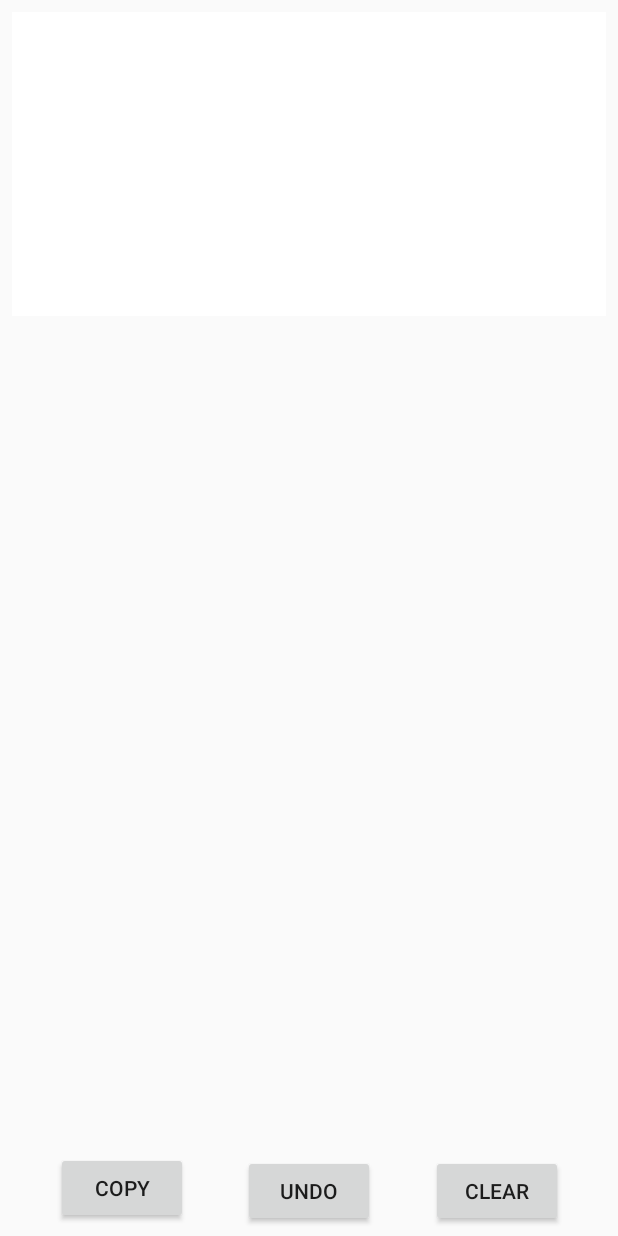
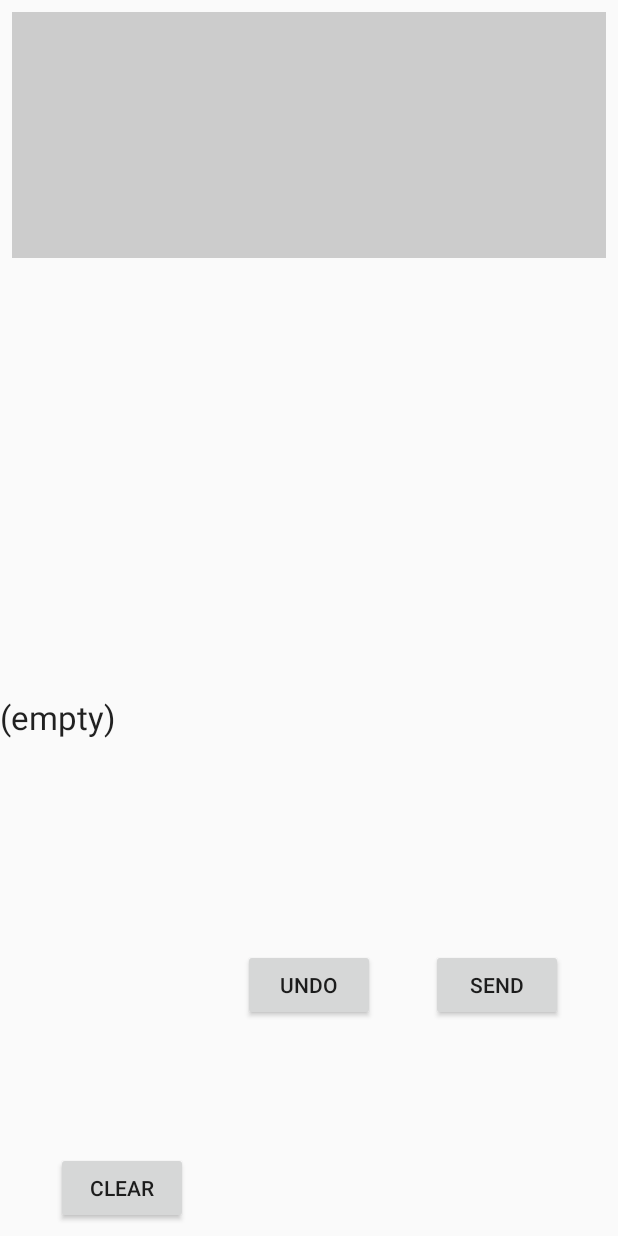
Before and after one commit to karino2/tegashiki, an Android app: the layout dialog_tegashiki.xml on its own in the app's theme, with its tools: preview values and no code run, on a phone screen of 412 x 824 dp. Run offline under Robolectric (Android 15) with nearby library versions, the phone set to English and light mode, and no system bars.

Commit message:
Make tegashiki dialog.

```diff
--- a/app/src/main/java/io/github/karino2/tegashiki/StrokeCanvas.kt
+++ b/app/src/main/java/io/github/karino2/tegashiki/StrokeCanvas.kt
@@ -51,11 +51,11 @@ class StrokeCanvas(context: Context, attrs: AttributeSet) : View(context, attrs)
     fun resetCanvas(w: Int, h: Int) {
         offscreenBitmap = Bitmap.createBitmap(w, h, Bitmap.Config.ARGB_8888)
         offscreenCanvas = Canvas(offscreenBitmap)
-        offscreenBitmap.eraseColor(Color.WHITE)
+        offscreenBitmap.eraseColor(Color.LTGRAY)
     }
 
     fun clearCanvas() {
-        offscreenBitmap.eraseColor(Color.WHITE)
+        offscreenBitmap.eraseColor(Color.LTGRAY)
         undoList.clear()
         xyList.clear()
         invalidate()
--- a/app/src/main/res/layout/activity_main.xml
+++ b/app/src/main/res/layout/dialog_tegashiki.xml
@@ -16,20 +16,20 @@
             android:layout_marginStart="8dp" app:layout_constraintEnd_toEndOf="parent"
             android:layout_marginEnd="8dp"></io.github.karino2.tegashiki.StrokeCanvas>
     <TextView
-            android:text=""
+            android:text="(empty)"
             android:layout_width="0dp"
-            android:layout_height="0dp"
+            android:layout_height="wrap_content"
             android:id="@+id/textViewResult"
-            app:layout_constraintBottom_toTopOf="@+id/buttonCopy" app:layout_constraintEnd_toEndOf="parent"
+            style="@android:style/TextAppearance.Large"
+            app:layout_constraintBottom_toTopOf="@+id/buttonClear" app:layout_constraintEnd_toEndOf="parent"
             app:layout_constraintStart_toStartOf="parent" android:layout_marginTop="8dp"
             app:layout_constraintTop_toTopOf="@+id/guideline"/>
 
     <Button
             android:layout_width="wrap_content"
             android:layout_height="wrap_content"
-            android:text="Copy"
-            android:id="@+id/buttonCopy"
-            android:onClick="onCopyButtonClick"
+            android:text="Clear"
+            android:id="@+id/buttonClear"
             app:layout_constraintStart_toStartOf="parent"
             app:layout_constraintEnd_toStartOf="@+id/buttonUndo"
             android:layout_marginBottom="8dp" app:layout_constraintBottom_toBottomOf="parent"/>
@@ -38,17 +38,15 @@
             android:layout_width="wrap_content"
             android:layout_height="wrap_content"
             android:id="@+id/buttonUndo"
-            android:onClick="onUndoButtonClick"
-            app:layout_constraintStart_toEndOf="@+id/buttonCopy"
-            app:layout_constraintEnd_toStartOf="@+id/buttonClear" android:layout_marginTop="4dp"
+            app:layout_constraintStart_toEndOf="@+id/buttonClear"
+            app:layout_constraintEnd_toStartOf="@+id/buttonSend" android:layout_marginTop="4dp"
             app:layout_constraintTop_toBottomOf="@+id/textViewResult" android:layout_marginBottom="8dp"
             app:layout_constraintBottom_toBottomOf="parent"/>
     <Button
-            android:text="Clear"
+            android:text="Send"
             android:layout_width="wrap_content"
             android:layout_height="wrap_content"
-            android:id="@+id/buttonClear"
-            android:onClick="onClearClick"
+            android:id="@+id/buttonSend"
             app:layout_constraintStart_toEndOf="@+id/buttonUndo"
             app:layout_constraintEnd_toEndOf="parent" android:layout_marginTop="4dp"
             app:layout_constraintTop_toBottomOf="@+id/textViewResult" android:layout_marginBottom="8dp"
@@ -56,6 +54,6 @@
     <androidx.constraintlayout.widget.Guideline android:layout_width="wrap_content" android:layout_height="wrap_content"
                                                 android:id="@+id/guideline"
                                                 android:orientation="horizontal"
-                                                app:layout_constraintGuide_begin="219dp"/>
+                                                app:layout_constraintGuide_begin="180dp"/>
 
 </androidx.constraintlayout.widget.ConstraintLayout>
```
Also changed, not shown: app/src/main/java/io/github/karino2/tegashiki/MainActivity.kt (+36 -94 lines), app/src/main/java/io/github/karino2/tegashiki/StrokeTracker.kt (+14 -5 lines), app/src/main/java/io/github/karino2/tegashiki/TegashikiDialog.kt (added, +116 -0 lines).
